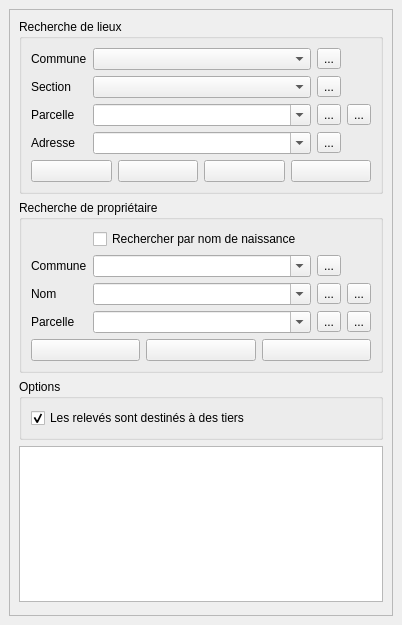
The window that cadastre/forms/cadastre_search_form.ui (3liz/QgisCadastrePlugin) describes before a commit, drawn with Qt 5.
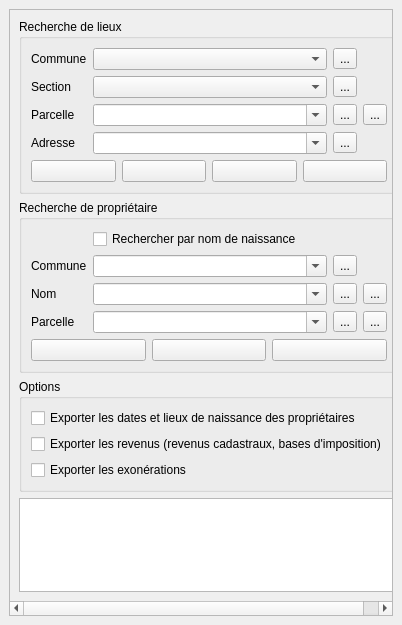
The same window after the commit.

Commit message: Relevés : options d'export des dates de naissance, des revenus et des exonérations, masquées par XXX par défaut

What changed in the file:
```diff
--- a/cadastre/forms/cadastre_search_form.ui
+++ b/cadastre/forms/cadastre_search_form.ui
@@ -406,10 +406,27 @@
               <string>Lorsque cette case est cochée, les dates et lieux de naissance des propriétaires ne sont pas exportés dans les relevés PDF.</string>
              </property>
              <property name="text">
-              <string>Les relevés sont destinés à des tiers</string>
+              <string>Exporter les dates et lieux de naissance des propriétaires</string>
              </property>
-             <property name="checked">
-              <bool>true</bool>
+            </widget>
+           </item>
+           <item>
+            <widget class="QCheckBox" name="cbExportRevenue">
+             <property name="toolTip">
+              <string>Lorsque cette case n'est pas cochée, les valeurs existantes sont remplacées par XXX dans les relevés PDF.</string>
+             </property>
+             <property name="text">
+              <string>Exporter les revenus (revenus cadastraux, bases d'imposition)</string>
+             </property>
+            </widget>
+           </item>
+           <item>
+            <widget class="QCheckBox" name="cbExportExoneration">
+             <property name="toolTip">
+              <string>Lorsque cette case n'est pas cochée, les valeurs existantes sont remplacées par XXX dans les relevés PDF.</string>
+             </property>
+             <property name="text">
+              <string>Exporter les exonérations</string>
              </property>
             </widget>
            </item>
```
Left out of the diff: 4 changed lines with no effect on the pictures. The commit also changes 18 other files.
